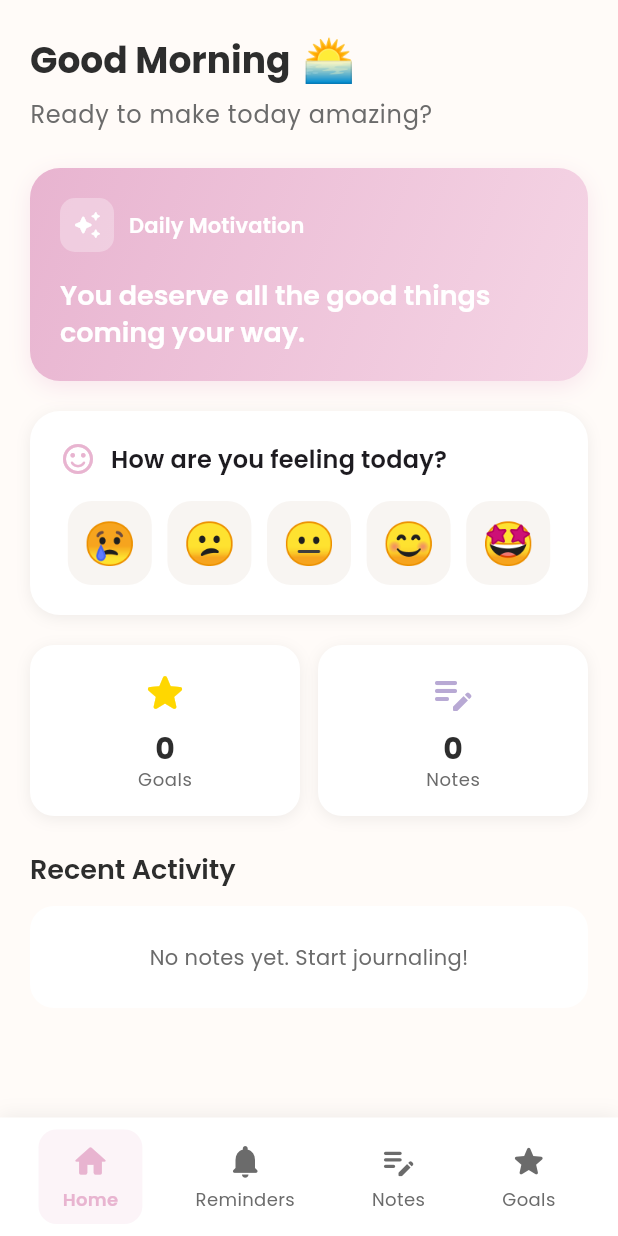
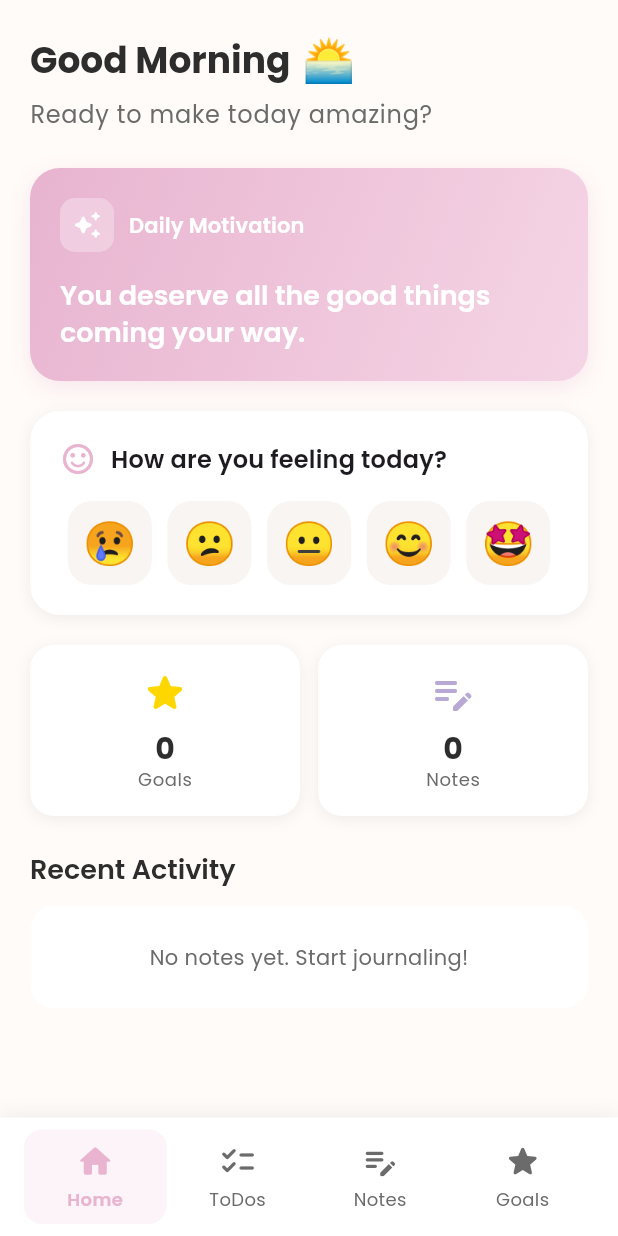
Before and after one commit to wwebpy/miuigirlsApp-Flutter, a Flutter app: the screen it shows after launch, on a phone screen of 412 x 824 dp. Run offline on Flutter 3.47's test engine with Material 3 defaults, Android fonts, the phone set to English and light mode, and no system bars; our stand-ins replace flutter_local_notifications, google_fonts, hive, hive_flutter, image_picker, timezone; accounts and stored records are empty; generated files the repository leaves out were written again.

Commit message:
bugfix und logo change

```diff
--- a/lib/screens/main_navigation.dart
+++ b/lib/screens/main_navigation.dart
@@ -46,25 +46,33 @@ class _MainNavigationState extends State<MainNavigation> {
             child: Row(
               mainAxisAlignment: MainAxisAlignment.spaceAround,
               children: [
-                _buildNavItem(
+                Expanded(
+                  child: _buildNavItem(
                     icon: Icons.home_rounded,
                     label: 'Home',
                     index: 0,
                   ),
-                _buildNavItem(
-                  icon: Icons.notifications_rounded,
-                  label: 'Reminders',
+                ),
+                Expanded(
+                  child: _buildNavItem(
+                    icon: Icons.checklist_rounded,
+                    label: 'ToDos',
                     index: 1,
                   ),
-                _buildNavItem(
+                ),
+                Expanded(
+                  child: _buildNavItem(
                     icon: Icons.edit_note_rounded,
                     label: 'Notes',
                     index: 2,
                   ),
-                _buildNavItem(
+                ),
+                Expanded(
+                  child: _buildNavItem(
                     icon: Icons.star_rounded,
                     label: 'Goals',
                     index: 3,
+                  ),
                 ),
               ],
             ),
@@ -89,7 +97,7 @@ class _MainNavigationState extends State<MainNavigation> {
       },
       borderRadius: BorderRadius.circular(12),
       child: Container(
-        padding: const EdgeInsets.symmetric(horizontal: 16, vertical: 8),
+        padding: const EdgeInsets.symmetric(horizontal: 8, vertical: 8),
         decoration: BoxDecoration(
           color: isSelected
               ? AppColors.primary.withOpacity(0.15)
@@ -98,6 +106,7 @@ class _MainNavigationState extends State<MainNavigation> {
         ),
         child: Column(
           mainAxisSize: MainAxisSize.min,
+          mainAxisAlignment: MainAxisAlignment.center,
           children: [
             Icon(
               icon,
@@ -112,6 +121,7 @@ class _MainNavigationState extends State<MainNavigation> {
                 fontWeight: isSelected ? FontWeight.w600 : FontWeight.w400,
                 color: isSelected ? AppColors.primary : AppColors.textSecondary,
               ),
+              textAlign: TextAlign.center,
             ),
           ],
         ),
```
Lines whose indentation alone changed are shown as unchanged.
